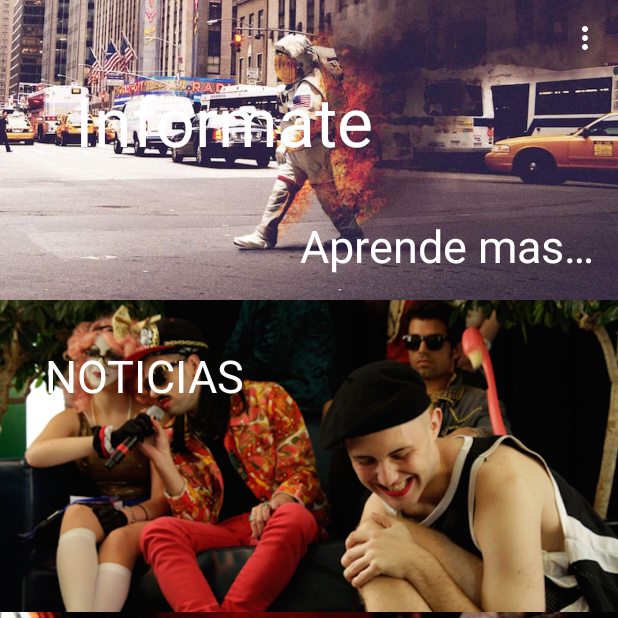
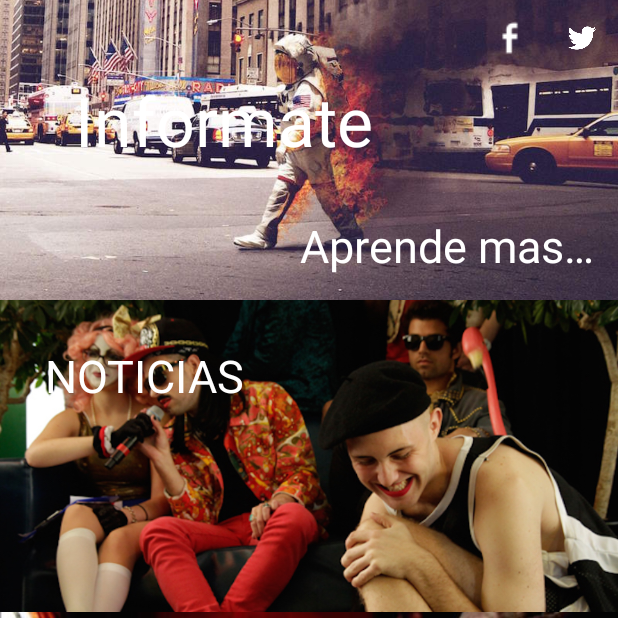
Before and after one commit to gorrotowi/Sexualidad, an Android app: the screen it shows after launch (MainSectionsActivity), on a phone screen of 412 x 824 dp, the top half of it. Run offline under Robolectric (Android 15) with nearby library versions, the phone set to English and light mode, and no system bars; our stand-ins replace Picasso.

Commit message:
Agregando iconos de redes sociales

```diff
--- a/app/src/main/res/menu/menu_main_sections.xml
+++ b/app/src/main/res/menu/menu_main_sections.xml
@@ -2,6 +2,17 @@
     xmlns:app="http://schemas.android.com/apk/res-auto"
     xmlns:tools="http://schemas.android.com/tools"
     tools:context="com.gorro.sexualidad.MainSectionsActivity">
-    <item android:id="@+id/action_settings" android:title="@string/action_settings"
-        android:orderInCategory="100" app:showAsAction="never" />
+
+    <item
+        android:id="@+id/action_facebook"
+        android:title="@string/action_settings"
+        android:orderInCategory="100"
+        android:icon="@drawable/facebookicon"
+        app:showAsAction="ifRoom" />
+    <item
+        android:id="@+id/action_twitter"
+        android:title="@string/action_settings"
+        android:orderInCategory="100"
+        android:icon="@drawable/twittericon"
+        app:showAsAction="ifRoom" />
 </menu>
```
Also changed, not shown: app/src/main/res/drawable/facebookicon.png (added), app/src/main/res/drawable/twittericon.png (added).
